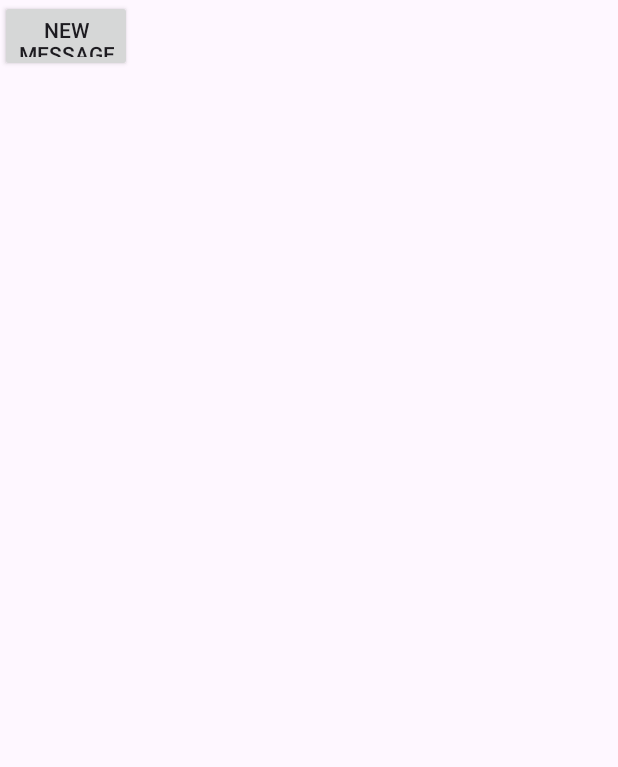
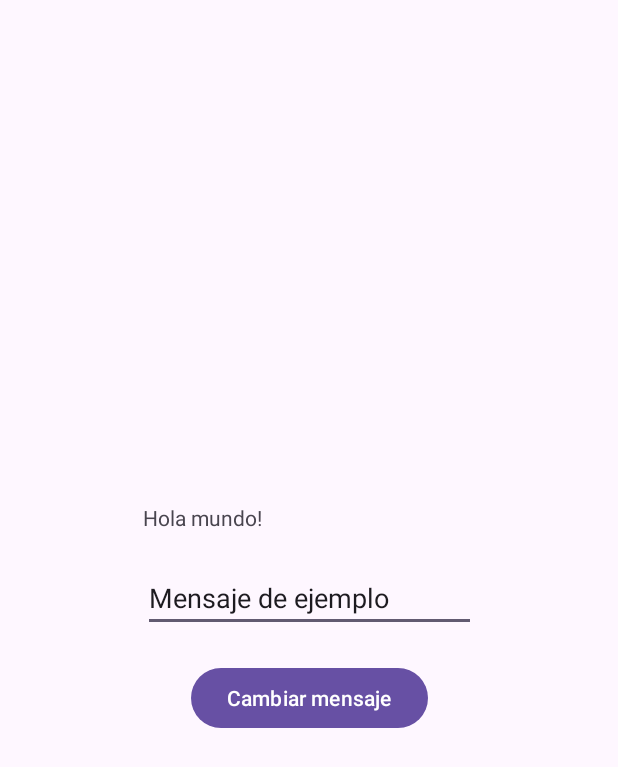
Before and after one commit to Necroo1/26.3.leasson, an Android app: the screen it shows after launch (ListViwerActivity before the commit, MainActivity after it), after a tap on "Cambiar mensaje", on a phone screen of 412 x 824 dp. Shown: the top 767 px of the screen. Run offline under Robolectric (Android 15) with nearby library versions, the phone set to English and light mode, and no system bars; our stand-ins replace Firebase (no records; nobody signed in at launch, a user with empty details on screens opened directly).

```diff
--- a/app/build.gradle
+++ b/app/build.gradle
@@ -39,4 +39,5 @@ dependencies {
     androidTestImplementation libs.ext.junit
     androidTestImplementation libs.espresso.core
     implementation platform('com.google.firebase:firebase-bom:33.15.0')
+    implementation("com.google.firebase:firebase-auth")
 }
--- a/app/src/main/java/com/example/a263leasson/MainActivity.java
+++ b/app/src/main/java/com/example/a263leasson/MainActivity.java
@@ -2,25 +2,49 @@ package com.example.a263leasson;
 
 import android.content.Intent;
 import android.os.Bundle;
+import android.os.Message;
 import android.util.Log;
+import android.view.FrameStats;
 import android.view.View;
 import android.widget.Button;
+import android.widget.EditText;
 import android.widget.LinearLayout;
 import android.widget.TextView;
 import android.widget.Toast;
+import android.widget.EditText;
 
 import androidx.activity.EdgeToEdge;
+import androidx.annotation.NonNull;
 import androidx.appcompat.app.AppCompatActivity;
 import androidx.core.graphics.Insets;
 import androidx.core.view.ViewCompat;
 import androidx.core.view.WindowInsetsCompat;
 
+import com.google.android.gms.tasks.OnCompleteListener;
+import com.google.android.gms.tasks.Task;
+import com.google.firebase.Firebase;
+import com.google.firebase.auth.AuthResult;
+import com.google.firebase.auth.FirebaseAuth;
+import com.google.firebase.auth.FirebaseUser;
+
 public class MainActivity extends AppCompatActivity {
+    FirebaseAuth mAuth;
 
     @Override
     protected void onCreate(Bundle savedInstanceState) {
         super.onCreate(savedInstanceState);
         setContentView(R.layout.activity_main);
+        this.mAuth = FirebaseAuth.getInstance();
+
+        FirebaseUser user = this.mAuth.getCurrentUser();
+        if(user != null){
+            String email = user.getEmail();
+            Log.i("firbase-auth", "Usuario logueado con el email: " + email);
+
+            Intent intent = new Intent(this,ListViwerActivity.class);
+            intent.putExtra("messagetText","Probando Login");
+            startActivity(intent);
+        }
     }
 
     public void updateMessage (View view) {
@@ -32,7 +56,25 @@ public class MainActivity extends AppCompatActivity {
        messageToast.show();
     }
     public void openActivity (View view) {
-        Intent intent = new Intent(this,ListViwerActivity.class);
-        startActivity(intent);
+        EditText message = findViewById(R.id.message);
+        String messageText = String.valueOf(message.getText());
+
+        this.mAuth.signInWithEmailAndPassword(
+                "michael.saracho@davinci.edu.ar",
+                messageText
+        ).addOnCompleteListener(this, new OnCompleteListener<AuthResult>() {
+            @Override
+            public void onComplete(@NonNull Task<AuthResult> task) {
+                if(task.isSuccessful()){
+                    Log.i("Firbase-auth","Logueo Correcto");
+                    Intent intent = new Intent (getApplicationContext(),ListViwerActivity.class);
+                    intent.putExtra("messaggeText",messageText);
+                    startActivityForResult(intent,RESULT_OK);
+                }else {
+                    Log.i("Firbase-auth","Logueo incorrecto");
+                }
+            }
+        });
+
     }
 }
--- a/app/src/main/res/layout/activity_main.xml
+++ b/app/src/main/res/layout/activity_main.xml
@@ -23,6 +23,13 @@
             android:layout_height="wrap_content"
             android:layout_marginBottom="21dp"
             android:text="@string/welcome_message" />
+        <EditText
+            android:id="@+id/message"
+            android:layout_width="match_parent"
+            android:layout_height="wrap_content"
+            android:ems="10"
+            android:inputType="text"
+            android:text="@string/message_text" />
 
         <Button
             android:id="@+id/button_text"
--- a/app/src/main/res/values/strings.xml
+++ b/app/src/main/res/values/strings.xml
@@ -3,5 +3,6 @@
     <string name="welcome_message">Hola mundo!</string>
     <string name="button_text">Cambiar mensaje</string>
     <string name="new_message">New Message</string>
+    <string name="message_text">Mensaje de ejemplo</string>
 
 </resources>
```
Also changed, not shown: app/src/main/java/com/example/a263leasson/ListViwerActivity.java (+10 -0 lines).
